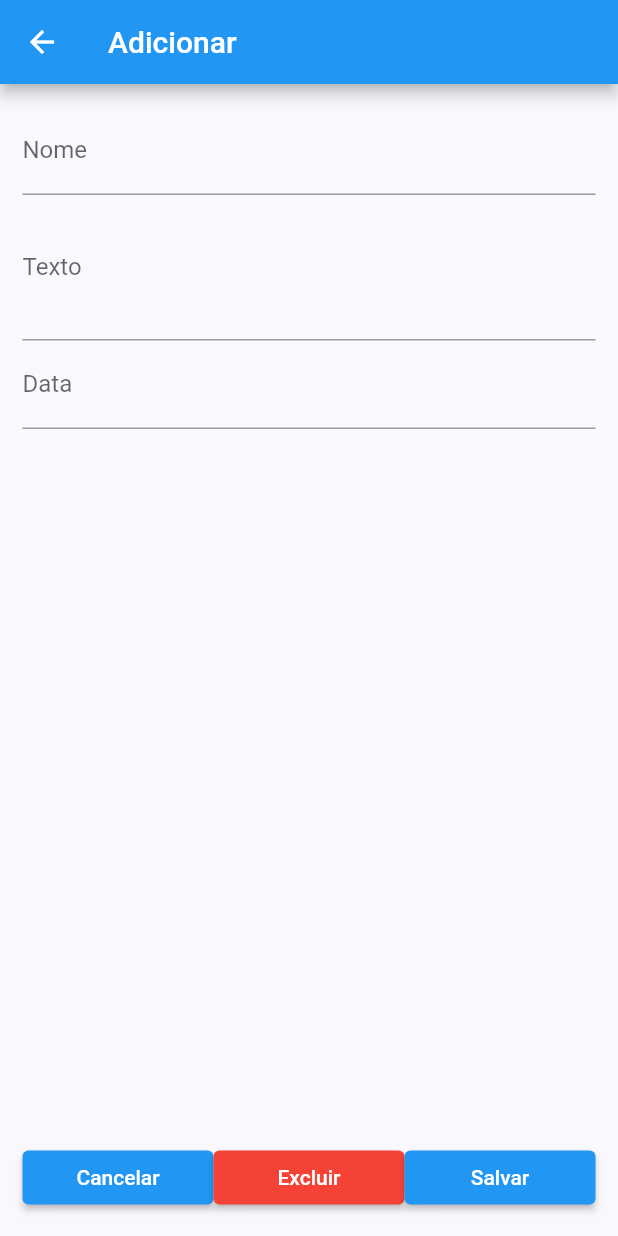
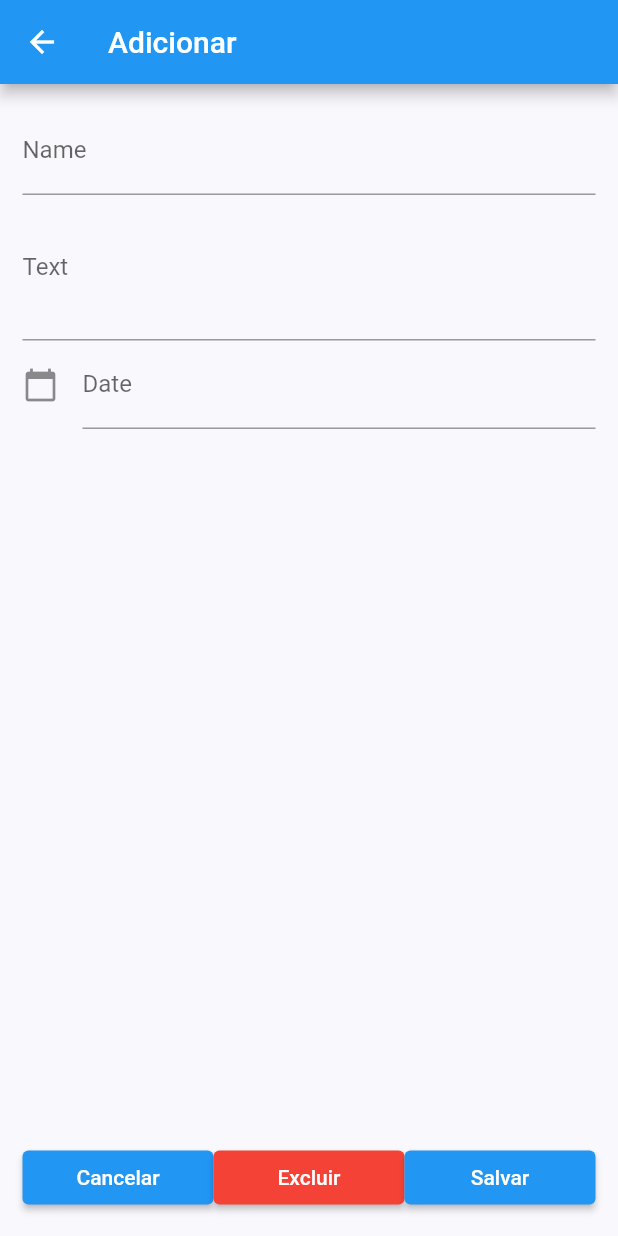
Before and after one commit to ChristianOliveiraSilva/NotesApp, a Flutter app: the screen it shows after launch, after a tap on the "add" icon, on a phone screen of 412 x 824 dp. Run offline on Flutter 3.47's test engine with Material 2 defaults, Android fonts, the phone set to English and light mode, and no system bars.

Commit message:
using DateTime

```diff
--- a/lib/model/Annotation.dart
+++ b/lib/model/Annotation.dart
@@ -4,7 +4,7 @@ class Annotation {
 
   String name;
   String text;
-  String date;
+  DateTime date;
 }
 
 // typedef AnnotationItemChangedCallback = Function(Annotation annotation);
--- a/lib/screens/form/components/form.dart
+++ b/lib/screens/form/components/form.dart
@@ -1,5 +1,6 @@
 import 'package:flutter/material.dart';
 import 'package:notes/model/Annotation.dart';
+import 'package:intl/intl.dart';
 
 class FormAnnotation extends StatefulWidget {
   const FormAnnotation({this.annotation, required this.updateAnnotation, required this.removeAnnotation, Key? key}) : super(key: key);
@@ -28,12 +29,12 @@ class _FormAnnotationState extends State<FormAnnotation> {
     super.initState();
 
     if (widget.annotation == null) {
-      annotation = Annotation(name: '', text: '', date: '');
+      annotation = Annotation(name: '', text: '', date: DateTime.now());
     } else {
       annotation = widget.annotation;
       _nameController.text = widget.annotation!.name;
       _textController.text = widget.annotation!.text;
-      _dateController.text = widget.annotation!.date;
+      _dateController.text = DateFormat('dd/MM/yyyy').format(widget.annotation!.date);
     }
   }
 
@@ -49,7 +50,7 @@ class _FormAnnotationState extends State<FormAnnotation> {
               children: <Widget>[
                 TextField(
                   controller: _nameController,
-                  decoration: const InputDecoration(labelText: "Nome"),
+                  decoration: const InputDecoration(labelText: "Name"),
                   onChanged: (text) {
                     setState(() {
                       annotation!.name = text;
@@ -58,7 +59,7 @@ class _FormAnnotationState extends State<FormAnnotation> {
                 ),
                 TextField(
                   controller: _textController,
-                  decoration: const InputDecoration(labelText: "Texto"),
+                  decoration: const InputDecoration(labelText: "Text"),
                   onChanged: (text) {
                     setState(() {
                       annotation!.text = text;
@@ -68,13 +69,30 @@ class _FormAnnotationState extends State<FormAnnotation> {
                 ),
                 TextField(
                   controller: _dateController,
-                  decoration: const InputDecoration(labelText: "Data"),
-                  onChanged: (text) {
-                    setState(() {
-                      annotation!.date = text;
-                    });
+                  decoration: const InputDecoration(
+                    icon: Icon(Icons.calendar_today),
+                    labelText: "Date"
+                  ),
+                  onTap: () async {
+                    DateTime? pickedDate = await showDatePicker(
+                        context: context, initialDate: DateTime.now(),
+                        firstDate: DateTime(2000),
+                        lastDate: DateTime(2101)
+                    );
+
+                    if (pickedDate != null) {
+                        String formattedDate = DateFormat('dd/MM/yyyy').format(pickedDate);
+
+                        setState(() {
+                          annotation!.date = pickedDate;
+                          _dateController.text = formattedDate;
+                        });
+                    } else {
+                        print("Date is not selected");
+                        annotation!.date = DateTime.now();
+                        _dateController.text = "";
+                    }
                   },
-                  keyboardType: TextInputType.datetime,
                 ),
             ]),
             Row (
--- a/lib/screens/list/list_screen.dart
+++ b/lib/screens/list/list_screen.dart
@@ -14,7 +14,7 @@ class ListScreen extends StatelessWidget {
   Widget build(BuildContext context) {
       return Scaffold(
         appBar: AppBar(
-          title: const Text('Notes'),
+          title: const Text('Notes 2.0'),
           leading: IconButton(
             icon: const Icon(
               Icons.add,
--- a/pubspec.yaml
+++ b/pubspec.yaml
@@ -34,6 +34,7 @@ dependencies:
   # The following adds the Cupertino Icons font to your application.
   # Use with the CupertinoIcons class for iOS style icons.
   cupertino_icons: ^1.0.2
+  intl: ^0.17.0
 
 dev_dependencies:
   flutter_test:
```
Also changed, not shown: pubspec.lock, 1 other file.
